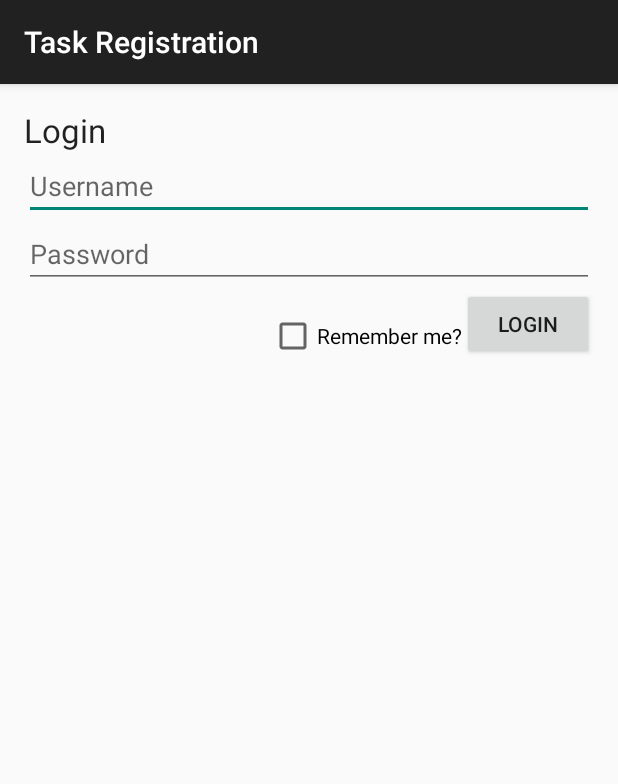
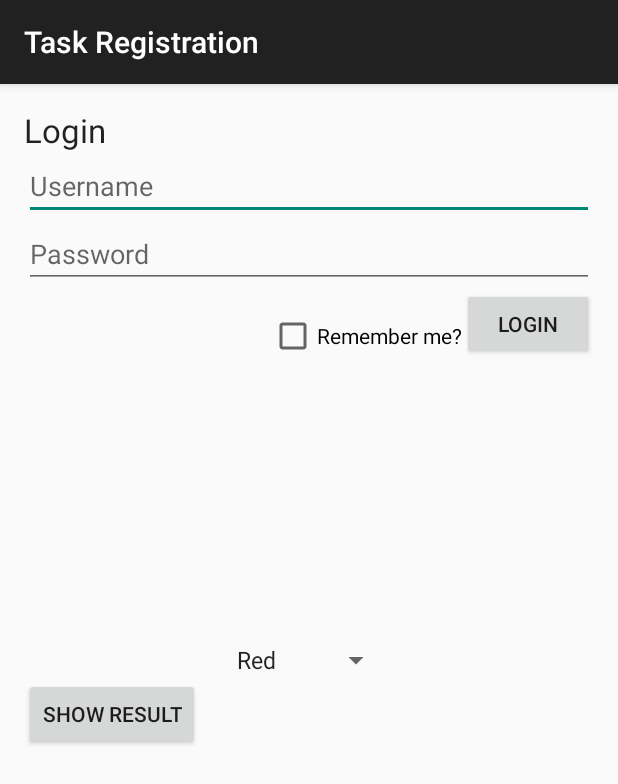
Before and after one commit to Happyjazz/TimeRegistration, an Android app: the screen it shows after launch (LoginActivity), on a phone screen of 412 x 824 dp. Shown: the top 784 px of the screen. Run offline under Robolectric (Android 15) with nearby library versions, the phone set to English and light mode, and no system bars.

Commit message:
Created spinnerTest

```diff
--- a/app/src/main/res/layout/activity_login.xml
+++ b/app/src/main/res/layout/activity_login.xml
@@ -49,4 +49,31 @@
         android:layout_alignBottom="@+id/buttonLogin"
         android:layout_toLeftOf="@+id/buttonLogin"
         android:layout_toStartOf="@+id/buttonLogin" />
+
+    <Spinner
+        android:layout_width="wrap_content"
+        android:layout_height="wrap_content"
+        android:id="@+id/spinnerTest"
+        android:layout_centerVertical="true"
+        android:layout_centerHorizontal="true"
+        android:entries="@array/spinner_data"/>
+
+    <Button
+        android:layout_width="wrap_content"
+        android:layout_height="wrap_content"
+        android:text="Show result"
+        android:id="@+id/buttonTest"
+        android:layout_below="@+id/spinnerTest"
+        android:layout_alignParentLeft="true"
+        android:layout_alignParentStart="true"
+        android:onClick="clickShowResult" />
+
+    <TextView
+        android:layout_width="wrap_content"
+        android:layout_height="wrap_content"
+        android:textAppearance="?android:attr/textAppearanceMedium"
+        android:id="@+id/textViewResult"
+        android:layout_below="@+id/buttonTest"
+        android:layout_alignParentLeft="true"
+        android:layout_alignParentStart="true" />
 </RelativeLayout>
--- a/app/src/main/res/values/strings.xml
+++ b/app/src/main/res/values/strings.xml
@@ -7,4 +7,10 @@
     <string name="pref_userInformation_title">User information</string>
     <string name="remember">Remember user information?</string>
     <string name="rememberHint">Unchecking will delete the stored user information.</string>
+    <string-array name="spinner_data">
+        <item>Red</item>
+        <item>Green</item>
+        <item>Blue</item>
+        <item>Yellow</item>
+    </string-array>
 </resources>
```
Also changed, not shown: app/src/main/java/com/example/martin/timeregistration/LoginActivity.java (+10 -3 lines), 1 other file.
